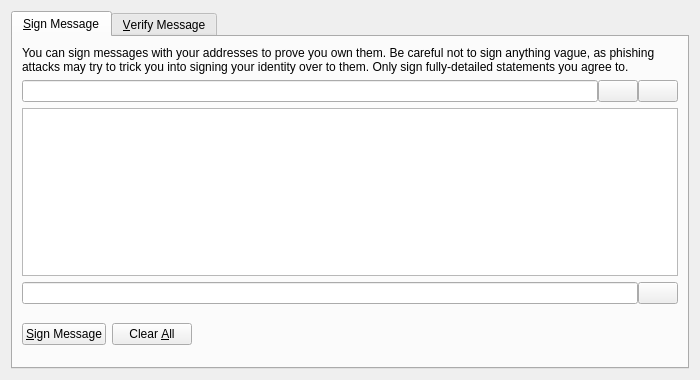
Above: src/qt/forms/signverifymessagedialog.ui from minblock/compute before the change. Below: the same form after it.
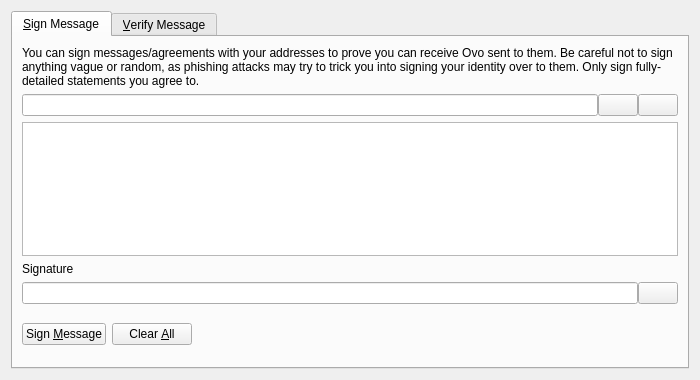
That is the form after the change. The open tabs and pages were chosen to show the change. Icons and pictures are not drawn. Custom widgets are drawn as their Qt base class.

Diff of the .ui file:
```diff
--- a/src/qt/forms/signverifymessagedialog.ui
+++ b/src/qt/forms/signverifymessagedialog.ui
@@ -30,7 +30,7 @@
        <item>
         <widget class="QLabel" name="infoLabel_SM">
          <property name="text">
-          <string>You can sign messages with your addresses to prove you own them. Be careful not to sign anything vague, as phishing attacks may try to trick you into signing your identity over to them. Only sign fully-detailed statements you agree to.</string>
+          <string>You can sign messages/agreements with your addresses to prove you can receive Ovo sent to them. Be careful not to sign anything vague or random, as phishing attacks may try to trick you into signing your identity over to them. Only sign fully-detailed statements you agree to.</string>
          </property>
          <property name="textFormat">
           <enum>Qt::PlainText</enum>
@@ -104,6 +104,16 @@
          </property>
         </widget>
        </item>
+       <item>
+        <widget class="QLabel" name="signatureLabel_SM">
+         <property name="text">
+          <string>Signature</string>
+         </property>
+         <property name="textFormat">
+          <enum>Qt::PlainText</enum>
+         </property>
+        </widget>
+       </item>
        <item>
         <layout class="QHBoxLayout" name="horizontalLayout_2_SM">
          <property name="spacing">
@@ -148,11 +158,7 @@
             <string>Sign the message to prove you own this OVOCoin address</string>
            </property>
            <property name="text">
-            <string>&amp;Sign Message</string>
-           </property>
-           <property name="icon">
-            <iconset resource="../bitcoin.qrc">
-             <normaloff>:/icons/edit</normaloff>:/icons/edit</iconset>
+            <string>Sign &amp;Message</string>
            </property>
            <property name="autoDefault">
             <bool>false</bool>
```
Left out of the diff: 54 changed lines with no effect on the pictures.
